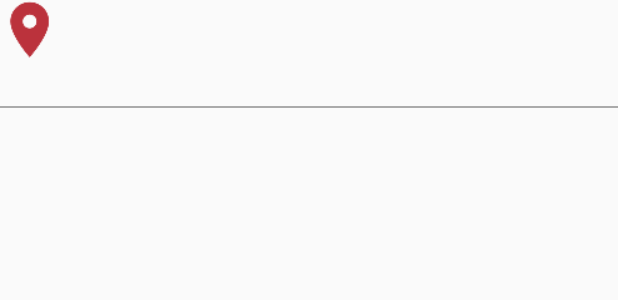
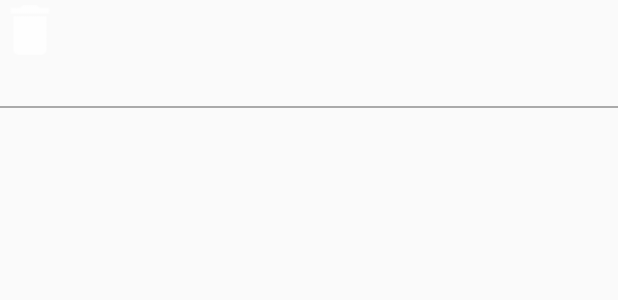
Before and after one commit to Swathi-Soundararajan/LocatieTaak, an Android app: the layout item_place_card.xml on its own in the app's theme, with its tools: preview values and no code run, on a phone screen of 412 x 824 dp. Shown: the top 300 px of the screen. Run offline under Robolectric (Android 15) with nearby library versions, the phone set to English and light mode, and no system bars.

Commit message:
Minor changes

```diff
--- a/app/src/main/AndroidManifest.xml
+++ b/app/src/main/AndroidManifest.xml
@@ -20,16 +20,16 @@
         <meta-data
             android:name="com.google.android.geo.API_KEY"
             android:value="AIzaSyC6Ac_mW38ventAEJOOSIeSpskhi2dHZpQ" />
-        <activity android:name=".ReminderActivity">
+        <activity android:name=".MainActivity">
             <intent-filter>
                 <action android:name="android.intent.action.MAIN" />
 
                 <category android:name="android.intent.category.LAUNCHER" />
             </intent-filter>
         </activity>
-      <!--  <activity android:name=".ReminderActivity">
+      <activity android:name=".ReminderActivity">
 
-        </activity> -->
+        </activity>
 
 
         <provider
--- a/app/src/main/java/com/example/user/locatietaak/PlaceListAdapter.java
+++ b/app/src/main/java/com/example/user/locatietaak/PlaceListAdapter.java
@@ -1,5 +1,6 @@
 package com.example.user.locatietaak;
 
+import android.content.ClipData;
 import android.content.Context;
 import android.support.v7.widget.RecyclerView;
 import android.view.LayoutInflater;
--- a/app/src/main/res/layout/item_place_card.xml
+++ b/app/src/main/res/layout/item_place_card.xml
@@ -2,7 +2,35 @@
 <RelativeLayout
     xmlns:android="http://schemas.android.com/apk/res/android"
     android:layout_width="match_parent"
-    android:layout_height="72dp">
+    android:layout_height="72dp"
+    android:orientation="vertical">
+
+ <!--   <RelativeLayout
+        android:id="@+id/view_background"
+        android:layout_width="match_parent"
+        android:layout_height="match_parent"
+        android:background="@color/bg_row_background">
+
+        <ImageView
+            android:id="@+id/delete_icon"
+            android:layout_width="30dp"
+            android:layout_height="30dp"
+            android:layout_alignParentRight="true"
+            android:layout_centerVertical="true"
+            android:layout_marginRight="10dp"
+            android:src="@drawable/ic_delete" />
+
+        <TextView
+            android:layout_width="wrap_content"
+            android:layout_height="wrap_content"
+            android:layout_centerVertical="true"
+            android:layout_marginRight="10dp"
+            android:layout_toLeftOf="@id/delete_icon"
+            android:text="@string/delete"
+            android:textColor="#fff"
+            android:textSize="13dp" />
+
+    </RelativeLayout> -->
 
     <LinearLayout
         android:layout_width="match_parent"
@@ -12,7 +40,7 @@
         <ImageView
             android:layout_width="40dp"
             android:layout_height="40dp"
-            android:src="@drawable/ic_locimmg"
+            android:src="@drawable/ic_delete"
             android:id="@+id/delete"/>
 
         <LinearLayout
--- a/app/src/main/res/values/colors.xml
+++ b/app/src/main/res/values/colors.xml
@@ -5,4 +5,5 @@
     <color name="colorAccent">#e53935</color>
     <color name="start_bg">#b61827</color>
     <color name="text_color">#616161</color>
+    <color name="bg_row_background">#ab000d</color>
 </resources>
--- a/app/src/main/res/values/strings.xml
+++ b/app/src/main/res/values/strings.xml
@@ -14,4 +14,5 @@
     <string name="silent_mode_activated">Silent mode activated</string>
     <string name="touch_to_relaunch">Touch to launch the app.</string>
     <string name="back_to_normal">Back to normal</string>
+    <string name="delete">DELETE</string>
 </resources>
```
Also changed, not shown: app/src/main/java/com/example/user/locatietaak/GeofenceTransitionsIntentService.java (+41 -142 lines), app/src/main/java/com/example/user/locatietaak/MainActivity.java (+14 -0 lines), app/src/main/java/com/example/user/locatietaak/ReminderActivity.java (+103 -102 lines), app/src/main/res/drawable-hdpi/ic_delete.png, app/src/main/res/drawable-mdpi/ic_delete.png, app/src/main/res/drawable-xhdpi/ic_delete.png, app/src/main/res/drawable-xxhdpi/ic_delete.png, 2 other files.
